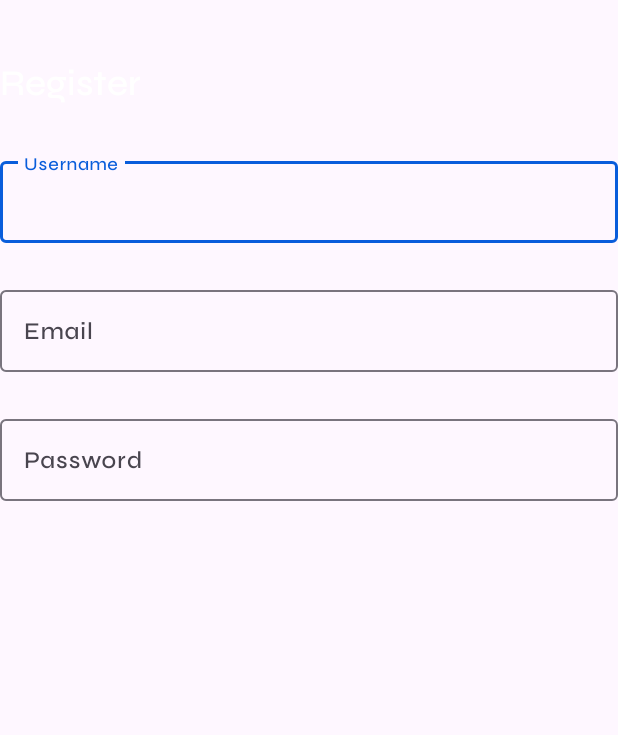
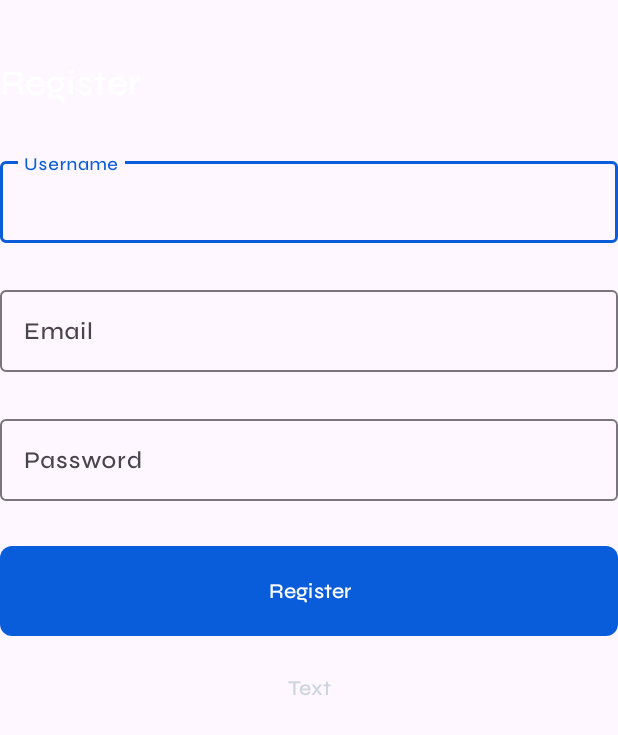
Before and after one commit to Driics/PlayM8, an Android app: the layout fragment_onboarding_register.xml on its own in the app's theme, with its tools: preview values and no code run, on a phone screen of 412 x 824 dp. Shown: the top 735 px of the screen. Run offline under Robolectric (Android 15) with nearby library versions, the light colour scheme and no system bars.

Commit message:
- added registration - login in dev

```diff
--- a/app/build.gradle
+++ b/app/build.gradle
@@ -55,6 +55,7 @@ dependencies {
     implementation 'com.google.code.gson:gson:2.10.1'
     implementation 'com.google.firebase:firebase-auth-ktx:21.1.0'
     testImplementation 'junit:junit:4.13.2'
+    implementation "androidx.lifecycle:lifecycle-runtime-ktx:2.6.1"
     androidTestImplementation 'androidx.test.ext:junit:1.1.5'
     androidTestImplementation 'androidx.test.espresso:espresso-core:3.5.1'
 
--- a/app/src/main/java/ru/driics/playm8/presentation/main/MainActivity.kt
+++ b/app/src/main/java/ru/driics/playm8/presentation/main/MainActivity.kt
@@ -2,14 +2,11 @@ package ru.driics.playm8.presentation.main
 
 import android.os.Bundle
 import android.os.PersistableBundle
-import androidx.activity.viewModels
 import androidx.appcompat.app.AppCompatActivity
 import dagger.hilt.android.AndroidEntryPoint
-import ru.driics.playm8.presentation.auth.AuthViewModel
 
 @AndroidEntryPoint
-class MainActivity: AppCompatActivity() {
-    private val viewModel: AuthViewModel by viewModels()
+class MainActivity : AppCompatActivity() {
     override fun onCreate(savedInstanceState: Bundle?, persistentState: PersistableBundle?) {
         super.onCreate(savedInstanceState, persistentState)
 
--- a/app/src/main/res/layout/activity_onboarding.xml
+++ b/app/src/main/res/layout/activity_onboarding.xml
@@ -44,7 +44,7 @@
                     android:layout_width="wrap_content"
                     android:layout_height="wrap_content"
                     app:ds_activeIndicatorColor="?attr/colorPrimary"
-                    app:ds_indicatorColor="?attr/colorPrimary"
+                    app:ds_indicatorColor="@color/accent_60op"
                     app:layout_constraintBottom_toBottomOf="parent"
                     app:layout_constraintStart_toStartOf="parent"
                     app:layout_constraintTop_toTopOf="parent" />
--- a/app/src/main/res/layout/fragment_onboarding_register.xml
+++ b/app/src/main/res/layout/fragment_onboarding_register.xml
@@ -1,22 +1,26 @@
 <?xml version="1.0" encoding="utf-8"?>
 <ScrollView xmlns:android="http://schemas.android.com/apk/res/android"
     android:layout_width="match_parent"
-    android:layout_height="wrap_content">
+    android:layout_height="wrap_content"
+    xmlns:app="http://schemas.android.com/apk/res-auto"
+    android:orientation="vertical">
 
     <LinearLayout
+        android:id="@+id/linear"
         android:layout_width="match_parent"
-        android:layout_height="match_parent"
+        android:layout_height="wrap_content"
         android:layout_gravity="center"
         android:gravity="start"
         android:orientation="vertical">
 
         <TextView
+            android:id="@+id/titleText"
             style="@style/PlayM8.Text.Medium"
             android:layout_width="wrap_content"
             android:layout_height="wrap_content"
             android:layout_marginTop="40dp"
             android:layout_marginBottom="32dp"
-            android:text="Register" />
+            android:text="@string/register_user" />
 
         <com.google.android.material.textfield.TextInputLayout
             android:id="@+id/userName"
@@ -57,5 +61,24 @@
                 android:layout_height="wrap_content"
                 android:inputType="textPassword" />
         </com.google.android.material.textfield.TextInputLayout>
+
+        <com.google.android.material.button.MaterialButton
+            android:id="@+id/registerOrLoginUser"
+            app:cornerRadius="8dp"
+            app:layout_constraintBottom_toBottomOf="parent"
+            app:layout_constraintEnd_toEndOf="parent"
+            app:layout_constraintTop_toTopOf="parent"
+            android:layout_width="match_parent"
+            android:layout_height="68dp"
+            android:text="@string/register_user" />
+
+        <TextView
+            android:id="@+id/loginText"
+            android:gravity="center"
+            style="@style/PlayM8.Text.DefaultSmall"
+            android:layout_marginTop="22dp"
+            android:text="Text"
+            android:layout_width="match_parent"
+            android:layout_height="wrap_content"/>
     </LinearLayout>
 </ScrollView>
--- a/app/src/main/res/values/colors.xml
+++ b/app/src/main/res/values/colors.xml
@@ -1,6 +1,7 @@
 <?xml version="1.0" encoding="utf-8"?>
 <resources>
     <color name="accent">#FF095DDB</color>
+    <color name="accent_60op">#99095ddb</color>
     <color name="gray">#FFCED4E0</color>
     <color name="darker_gray">#FF101319</color>
     <color name="primary">#FF06070A</color>
--- a/app/src/main/res/values/strings.xml
+++ b/app/src/main/res/values/strings.xml
@@ -5,4 +5,9 @@
 
     <string name="onboarding_welcome_title">Team Up, Game On</string>
     <string name="onboarding_welcome_desc">Whether you\'re a hardcore gamer or just looking for someone to play with, our app connects you with like-minded players.</string>
+
+    <string name="login_user">Login</string>
+    <string name="register_user">Register</string>
+    <string name="login_user_text">Already have an account? Sign in!</string>
+    <string name="register_user_text">Don\'t you have an account? Register!</string>
 </resources>
--- a/app/src/main/res/values/themes.xml
+++ b/app/src/main/res/values/themes.xml
@@ -20,7 +20,7 @@
 
     <style name="Widget.DS.PageIndicator" parent="">
         <item name="ds_activeIndicatorScale">3.5</item>
-        <item name="ds_changeIndicatorsColor">false</item>
+        <item name="ds_changeIndicatorsColor">true</item>
         <item name="ds_indicatorShape">rectangle</item>
         <item name="ds_indicatorShapeCornerRadius">max</item>
         <item name="ds_indicatorShapeStyle">fill</item>
```
Also changed, not shown: app/src/main/java/ru/driics/playm8/di/AppModule.kt (+3 -4 lines), app/src/main/java/ru/driics/playm8/domain/model/Response.kt (+5 -3 lines), app/src/main/java/ru/driics/playm8/presentation/auth/AuthViewModel.kt (deleted, +0 -46 lines), app/src/main/java/ru/driics/playm8/presentation/onboarding/OnboardingActivity.kt (+4 -26 lines), app/src/main/java/ru/driics/playm8/presentation/onboarding/OnboardingViewModel.kt (added, +20 -0 lines), app/src/main/java/ru/driics/playm8/presentation/signUp/SignUpFragment.kt (added, +88 -0 lines), app/src/main/java/ru/driics/playm8/presentation/signUp/SignUpViewModel.kt (added, +51 -0 lines).
